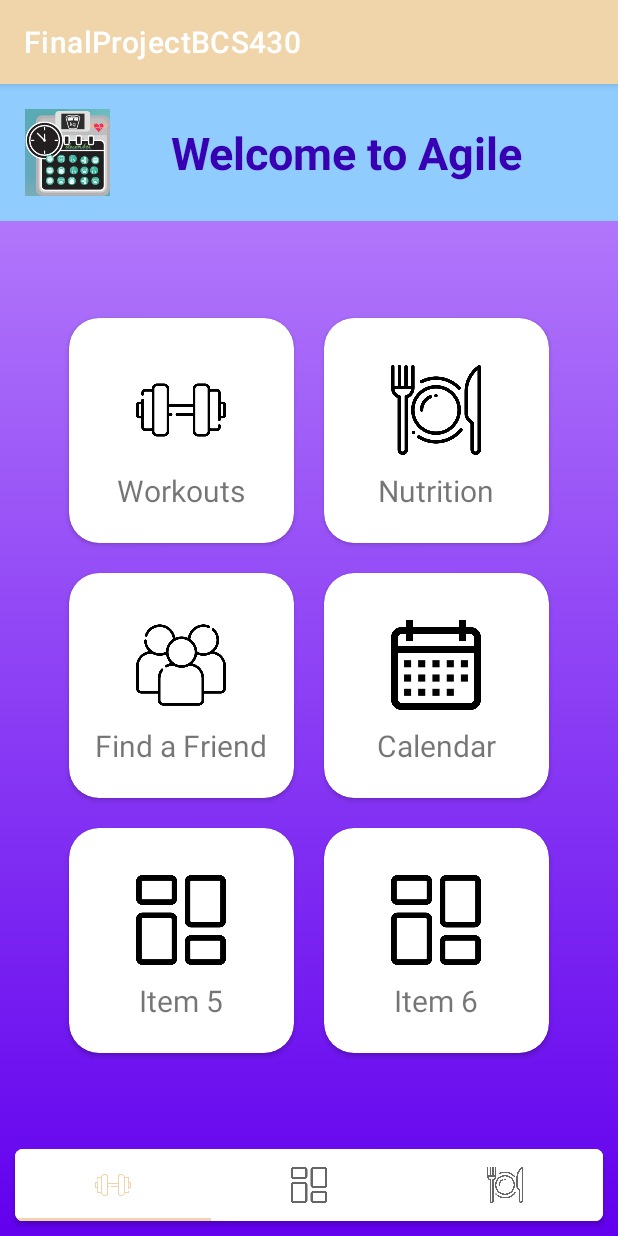
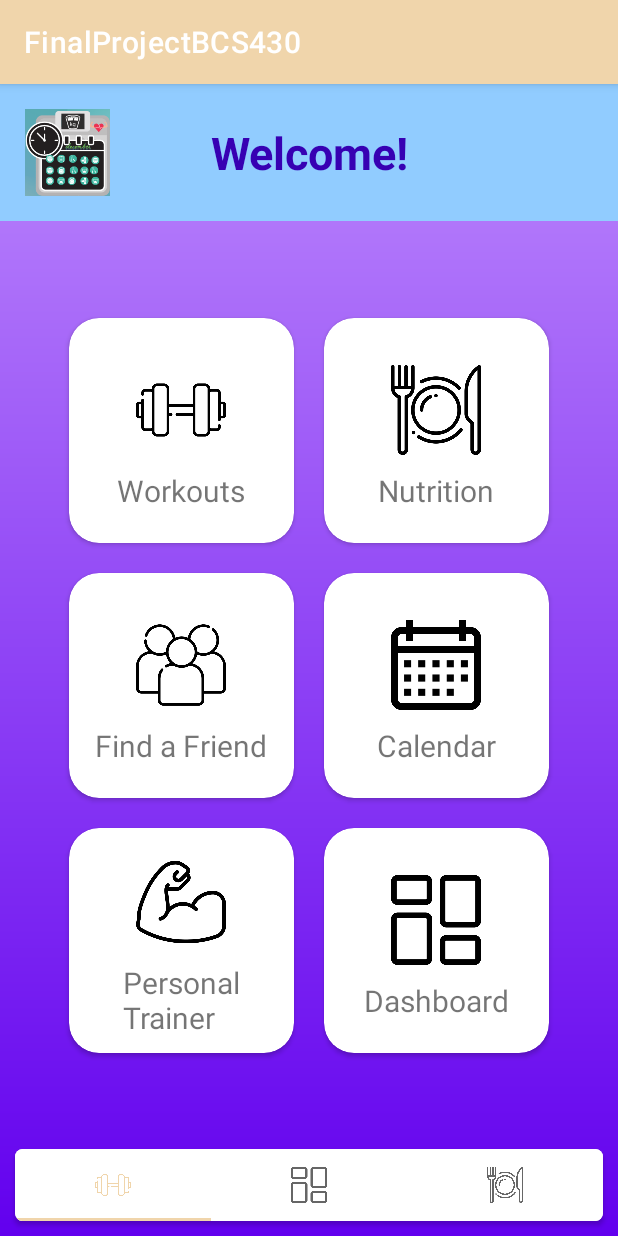
Before and after one commit to clofaso/AgileFitness, an Android app: the MainHomePage screen opened directly, with no data from a screen before it, on a phone screen of 412 x 824 dp. Run offline under Robolectric (Android 15) with nearby library versions, the phone set to English and light mode, and no system bars.

Commit message:
Updated Home page icons

```diff
--- a/app/src/main/res/layout/home_page_main.xml
+++ b/app/src/main/res/layout/home_page_main.xml
@@ -10,14 +10,13 @@
         android:id="@+id/header"
         android:layout_width="match_parent"
         android:layout_height="wrap_content"
-        android:text="Welcome to Agile"
+        android:text="Welcome!"
         android:textSize="30dp"
         android:textStyle="bold"
         android:textColor="@color/purple_700"
         android:textAlignment="center"
         android:paddingTop="25dp"
         android:paddingBottom="25dp"
-        android:paddingLeft="50dp"
         android:background="@color/light_blue"
         app:layout_constraintStart_toStartOf="parent"
         app:layout_constraintEnd_toEndOf="parent"
@@ -178,11 +177,11 @@
                         android:layout_width="60dp"
                         android:layout_height="60dp"
                         android:layout_margin="10dp"
-                        android:src="@drawable/ic_dashbd"/>
+                        android:src="@drawable/ic_pt"/>
                     <TextView
                         android:layout_width="wrap_content"
                         android:layout_height="wrap_content"
-                        android:text="Item 5"
+                        android:text="Personal\nTrainer"
                         android:textSize="20sp" />
                 </LinearLayout>
             </androidx.cardview.widget.CardView>
@@ -207,7 +206,7 @@
                     <TextView
                         android:layout_width="wrap_content"
                         android:layout_height="wrap_content"
-                        android:text="Item 6"
+                        android:text="Dashboard"
                         android:textSize="20sp" />
                 </LinearLayout>
             </androidx.cardview.widget.CardView>
```
Also changed, not shown: app/src/main/res/drawable/ic_pt.png (added).
